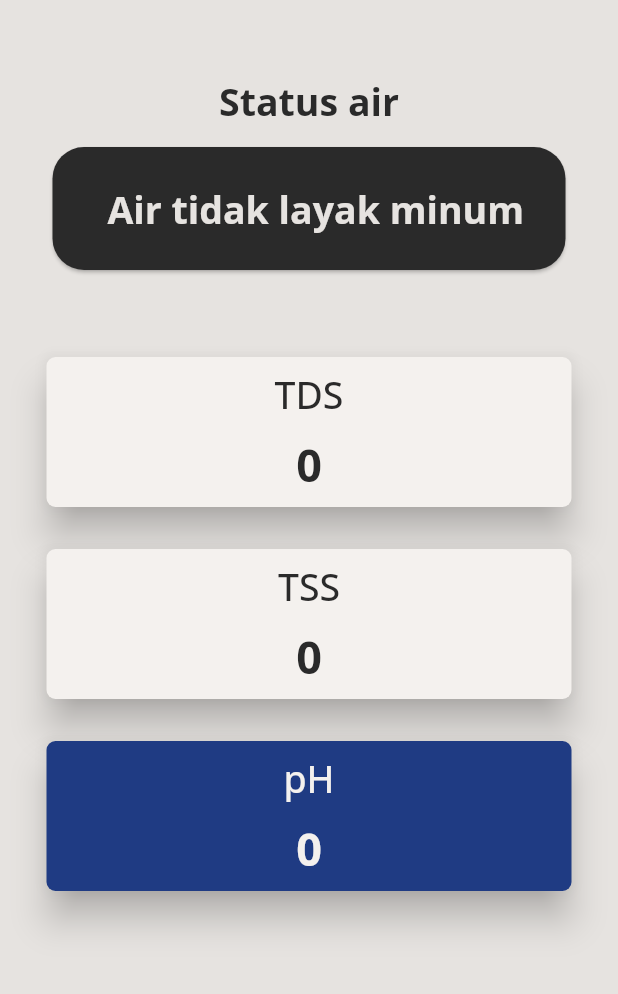
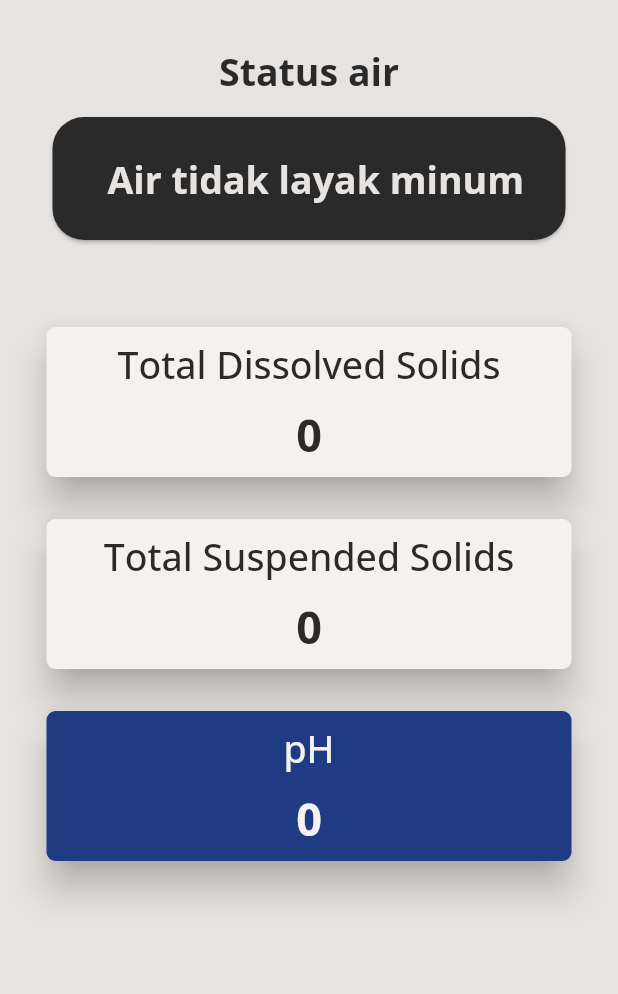
Before and after one commit to nrwfebriani/MyWell_A06, a Flutter app: the DetailScreen screen opened directly with empty values, on a phone screen of 412 x 824 dp, the part 84-1078 px from its top. Run offline on Flutter 3.47's test engine with Material 2 defaults, Android fonts, the phone set to English and light mode, and no system bars; our stand-ins replace firebase_auth, firebase_core, firebase_database, google_fonts, google_sign_in; accounts and stored records are empty.

Commit message:
ui, information, and constraints edit

```diff
--- a/lib/res/text_content.dart
+++ b/lib/res/text_content.dart
@@ -17,7 +17,7 @@ const String tssContent =
     "Total suspended solids adalah parameter untuk mengukur total partikel "
     "padat yang terlarut dan tidak terlarut dalam air. Partikel ini termasuk "
     "partikel organik dan anorganik dalam air yang hasilnya dinyatakan dalam "
-    "mg/l. Standar yang baik menurut WHO bernilai kurang dari 10 mg/l.";
+    "NTU. Standar yang baik menurut WHO bernilai kurang dari 30 NTU.";
 
 const String phContent =
     "pH adalah ukuran seberapa asam/basa air melalui jumlah relatif hidrogen "
--- a/lib/screens/detail_screen.dart
+++ b/lib/screens/detail_screen.dart
@@ -21,10 +21,10 @@ String ph = '0';
 double ph2 = 0.0;
 String status = '--';
 bool flag = false;
-double phMax = 8;
-double phMin = 6;
-double tdsMax = 1000;
-double tssMax = 6;
+double phMax = 8.5;
+double phMin = 6.5;
+double tdsMax = 600;
+double tssMax = 30;
 
 class DetailScreen extends StatefulWidget {
   const DetailScreen({Key? key, required User user})
@@ -119,7 +119,7 @@ class _DetailScreenState extends State<DetailScreen> {
           Positioned(
             left: 16,
             right: 16,
-            top: 50,
+            top: 30,
             child: Column(
               children: [
                 (flag == false)
@@ -145,21 +145,6 @@ class _DetailScreenState extends State<DetailScreen> {
                                       children: [
                                         Text(status,
                                             style: CustomStyle.statusFalse),
-                                        // Row(mainAxisAlignment: MainAxisAlignment.spaceBetween,
-                                        //   children: [
-                                        //     Text("Status air:", style: CustomStyle
-                                        //         .statusFalseTitle, textAlign:
-                                        //     TextAlign
-                                        //         .left,),
-                                        //   ],
-                                        // ),
-                                        // Column(
-                                        //   mainAxisAlignment: MainAxisAlignment.center,
-                                        //   children: [
-                                        //     // SizedBox(height: 30),
-                                        //     Text(status,
-                                        //       style: CustomStyle.statusFalse),
-                                        //   ],)
                                       ]),
                                 ))),
                   ],
@@ -186,21 +171,6 @@ class _DetailScreenState extends State<DetailScreen> {
                                       children: [
                                         Text(status,
                                             style: CustomStyle.statusTrue),
-                                        // Row(mainAxisAlignment: MainAxisAlignment.spaceBetween,
-                                        //   children: [
-                                        //     Text("Status air:", style: CustomStyle
-                                        //         .statusTrueTitle, textAlign:
-                                        //     TextAlign
-                                        //         .left,),
-                                        //   ],
-                                        // ),
-                                        // Column(
-                                        //   mainAxisAlignment: MainAxisAlignment.center,
-                                        //   children: [
-                                        //     // SizedBox(height: 30,),
-                                        //     Text(status,
-                                        //       style: CustomStyle.statusTrue),
-                                        //   ],)
                                       ]),
                                 ))),
                       ],
@@ -234,7 +204,7 @@ class _DetailScreenState extends State<DetailScreen> {
                                             child: Column(
                                               mainAxisAlignment: MainAxisAlignment.center,
                                               children: [
-                                                Text("TDS",
+                                                Text("Total Dissolved Solids",
                                                     style:
                                                         CustomStyle
                                                             .cardTitleFalse),
@@ -262,7 +232,7 @@ class _DetailScreenState extends State<DetailScreen> {
                                             child: Column(
                                               mainAxisAlignment: MainAxisAlignment.center,
                                               children: [
-                                                Text("TDS",
+                                                Text("Total Dissolved Solids",
                                                     style:
                                                         CustomStyle
                                                             .cardTitleTrue),
@@ -308,7 +278,7 @@ class _DetailScreenState extends State<DetailScreen> {
                                             child: Column(
                                               mainAxisAlignment: MainAxisAlignment.center,
                                               children: [
-                                                Text("TSS",
+                                                Text("Total Suspended Solids",
                                                     style:
                                                         CustomStyle
                                                             .cardTitleFalse),
@@ -336,7 +306,7 @@ class _DetailScreenState extends State<DetailScreen> {
                                             child: Column(
                                               mainAxisAlignment: MainAxisAlignment.center,
                                               children: [
-                                                Text("TSS",
+                                                Text("Total Suspended Solids",
                                                     style:
                                                         CustomStyle
                                                             .cardTitleTrue),
--- a/lib/screens/sign_in_screen.dart
+++ b/lib/screens/sign_in_screen.dart
@@ -19,7 +19,7 @@ class _SignInScreenState extends State<SignInScreen> {
           padding: const EdgeInsets.only(
             left: 20.0,
             right: 20.0,
-            bottom: 50.0,
+            bottom: 30.0,
             top: 105.0,
           ),
           child: Column(
@@ -56,7 +56,7 @@ class _SignInScreenState extends State<SignInScreen> {
                   ),
                 ),
               ),
-              SizedBox(height: 50,),
+              SizedBox(height: 30,),
               FutureBuilder(
                 future: Authentication.initializeFirebase(context: context),
                 builder: (context, snapshot) {
```
